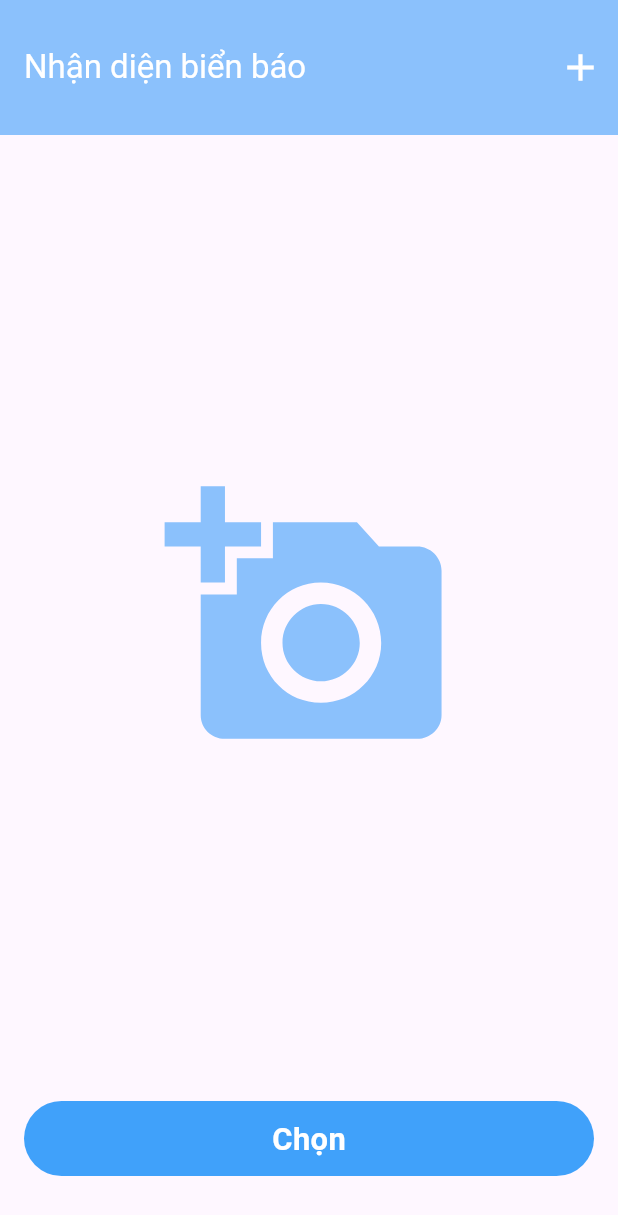
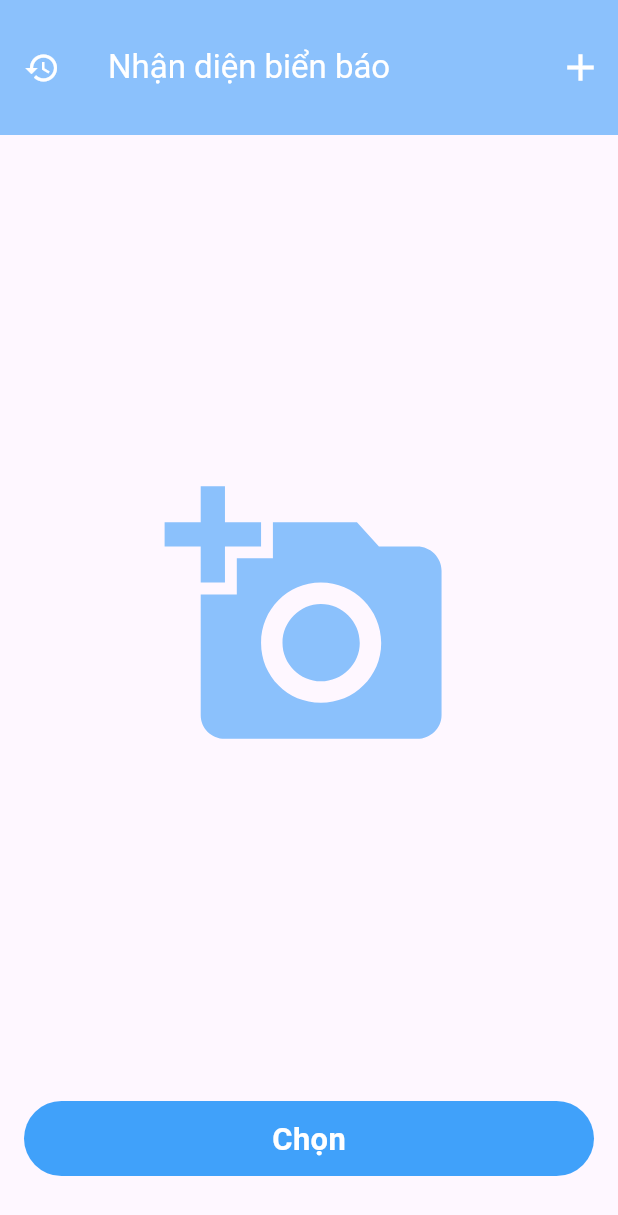
Before and after one commit to VanhnguyenX8/btl_ptttm, a Flutter app: the screen it shows after launch, after a tap on "Chọn", on a phone screen of 412 x 824 dp. Shown: the top 1215 px of the screen. Run offline on Flutter 3.47's test engine with Material 2 defaults, Android fonts, the phone set to English and light mode, and no system bars; our stand-ins replace cached_network_image, image_picker, sqflite; accounts and stored records are empty; statements that could not run were skipped.

Commit message:
add history

```diff
--- a/lib/app/bloc/bloc.dart
+++ /dev/null
@@ -1,42 +0,0 @@
-import 'dart:io';
-
-import 'package:flutter_bloc/flutter_bloc.dart';
-import 'package:image_picker/image_picker.dart';
-
-import 'event.dart';
-import 'state.dart';
-
-class TrafficBloc extends Bloc<TrafficEvent, TrafficState> {
-  File? _image;
-  final picker = ImagePicker();
-
-  TrafficBloc() : super(InitialState()) {
-    on<PickImageEvent>(_onPickImageEvent);
-    on<UploadImageEvent>(_onUploadImageEvent);
-    on<RemoveImageEvent>(_onRemoveImageEvent);
-  }
-
-  Future<void> _onPickImageEvent(PickImageEvent event, Emitter<TrafficState> emit) async {
-    final pickedFile = await picker.pickImage(source: event.source);
-    if (pickedFile != null) {
-      _image = File(pickedFile.path);
-      emit(ImagePickedState(_image!));
-    } else {
-      emit(ErrorState('No image selected.'));
-    }
-  }
-
-  Future<void> _onUploadImageEvent(UploadImageEvent event, Emitter<TrafficState> emit) async {
-    if (_image != null) {
-      emit(LoadingState());
-      // Logic to upload image
-      // ... (giữ nguyên phần logic upload ở đây)
-    } else {
-      emit(ErrorState('No image to upload.'));
-    }
-  }
-  void _onRemoveImageEvent(RemoveImageEvent event, Emitter<TrafficState> emit) {
-    _image = null;
-    emit(InitialState());
-  }
-}
--- a/lib/app/bloc/event.dart
+++ /dev/null
@@ -1,11 +0,0 @@
-import 'package:image_picker/image_picker.dart';
-
-abstract class TrafficEvent {}
-
-class PickImageEvent extends TrafficEvent {
-  final ImageSource source;
-  PickImageEvent(this.source);
-}
-
-class UploadImageEvent extends TrafficEvent {}
-class RemoveImageEvent extends TrafficEvent {}
--- a/lib/app/bloc/state.dart
+++ /dev/null
@@ -1,22 +0,0 @@
-import 'dart:io';
-
-abstract class TrafficState {}
-
-class InitialState extends TrafficState {}
-
-class ImagePickedState extends TrafficState {
-  final File image;
-  ImagePickedState(this.image);
-}
-
-class LoadingState extends TrafficState {}
-
-class ImageUploadedState extends TrafficState {
-  final String imageUrl;
-  ImageUploadedState(this.imageUrl);
-}
-
-class ErrorState extends TrafficState {
-  final String errorMessage;
-  ErrorState(this.errorMessage);
-}
--- /dev/null
+++ b/lib/app/controller/upload_image_controller.dart
@@ -0,0 +1,41 @@
+import 'dart:convert';
+import 'dart:io';
+import 'package:btl_ptttm/app/model/traffic.dart';
+import 'package:http/http.dart' as http;
+// ignore: depend_on_referenced_packages
+import 'package:http_parser/http_parser.dart';
+
+class UploadImageController {
+  Future<Traffic?> uploadImage(File? image) async {
+    if (image == null) return null;
+
+    var uri = Uri.parse('http://192.168.1.15:8080/upload');
+    var request = http.MultipartRequest('POST', uri)
+      ..files.add(
+        await http.MultipartFile.fromPath(
+          'image',
+          image.path,
+          contentType: MediaType('image', 'jpeg'),
+        ),
+      );
+
+    var response = await request.send();
+
+    if (response.statusCode == 200) {
+      var responseBody = await response.stream.bytesToString();
+      print('Response body: $responseBody');
+
+      try {
+        var jsonData = jsonDecode(responseBody);
+        print('Thông tin: ${jsonData['name']}');
+        return Traffic.fromJson(jsonData);
+      } catch (e) {
+        print('Lỗi parse JSON: $e');
+        return null;
+      }
+    } else {
+      print('Tải lỗi: ${response.statusCode}.');
+      return null;
+    }
+  }
+}
--- /dev/null
+++ b/lib/app/database/database.dart
@@ -0,0 +1,57 @@
+import 'dart:io';
+import 'package:btl_ptttm/app/model/traffic.dart';
+import 'package:sqflite/sqflite.dart';
+import 'package:flutter/services.dart';
+import 'package:path/path.dart';
+
+class SqfliteDatabase {
+  static final SqfliteDatabase _singleton = SqfliteDatabase._internal();
+  factory SqfliteDatabase() {
+    return _singleton;
+  }
+  SqfliteDatabase._internal();
+
+  late Database db;
+
+  Future initDb() async {
+    final dbPath = await getDatabasesPath();
+    final path = join(dbPath, "database.db");
+    final exist = await databaseExists(path);
+    if (!exist) {
+      try {
+        await Directory(dirname(path)).create(recursive: true);
+      } catch (_) {}
+      ByteData data = await rootBundle.load(join("assets", "database.db"));
+      List<int> bytes =
+          data.buffer.asInt8List(data.offsetInBytes, data.lengthInBytes);
+      await File(path).writeAsBytes(bytes, flush: true);
+    }
+    db = await openDatabase(path);
+  }
+
+  Future insertTrafficData(Traffic traffic) async {
+    String insertQuery = '''
+      INSERT INTO history (name, link, x, y, width, height)
+      VALUES (
+        '${traffic.name}',
+        '${traffic.link}',
+        '${traffic.x}',
+        '${traffic.y}',
+        '${traffic.width}',
+        '${traffic.height}'
+      );
+    ''';
+
+    await db.rawInsert(insertQuery);
+  }
+
+  Future<List<Traffic>> fetchAllData() async {
+    var squerry = 'SELECT  *  FROM history ';
+    final List<Map<String, dynamic>> queryResult = await db.rawQuery(squerry);
+    return queryResult.map((e) => Traffic.fromJson(e)).toList();
+  }
+
+  Future<void> deleteTrafficByLink(String link) async {
+    await db.delete('history', where: 'link = ?', whereArgs: [link]);
+  }
+}
--- /dev/null
+++ b/lib/app/model/traffic.dart
@@ -0,0 +1,39 @@
+class Traffic {
+  String name;
+  String link;
+  String x;
+  String y;
+  String width;
+  String height;
+
+  Traffic({
+    required this.name,
+    required this.link,
+    required this.x,
+    required this.y,
+    required this.width,
+    required this.height,
+  });
+
+  factory Traffic.fromJson(Map<String, dynamic> json) {
+    return Traffic(
+      name: json['name'] as String,
+      link: json['link'] as String,
+      x: json['x'] as String,
+      y: json['y'] as String,
+      width: json['width'] as String,
+      height: json['height'] as String,
+    );
+  }
+
+  Map<String, dynamic> toJson() {
+    return {
+      'name': name,
+      'link': link,
+      'x': x,
+      'y': y,
+      'width': width,
+      'height': height,
+    };
+  }
+}
--- a/lib/app/screen/Traffic.widget.dart
+++ /dev/null
@@ -1,200 +0,0 @@
-import 'dart:convert';
-import 'dart:io';
-import 'package:flutter/material.dart';
-import 'package:image_picker/image_picker.dart';
-import 'package:http/http.dart' as http;
-// ignore: depend_on_referenced_packages
-import 'package:http_parser/http_parser.dart';
-
-class TrafficWidget extends StatefulWidget {
-  const TrafficWidget({Key? key}) : super(key: key);
-
-  @override
-  _TrafficWidgetState createState() => _TrafficWidgetState();
-}
-
-class _TrafficWidgetState extends State<TrafficWidget> {
-  File? _image;
-  final picker = ImagePicker();
-  final GlobalKey<ScaffoldMessengerState> _scaffoldMessengerKey =
-      GlobalKey<ScaffoldMessengerState>();
-
-  Future getImage() async {
-    // lay image tu thiet bi, tra ve XFile bao boc anh
-    final pickedFile = await picker.pickImage(source: ImageSource.gallery);
-    setState(() {
-      if (pickedFile != null) {
-        _image = File(pickedFile.path); // Cập nhật _image
-      } else {
-        print('Chưa chọn ảnh nào.');
-      }
-    });
-  }
-
-  Future getImageInCamera() async {
-    //ImageSource = [gallery: thiet bi, camera: may anh]
-    final pickedFile = await picker.pickImage(source: ImageSource.camera);
-    setState(() {
-      if (pickedFile != null) {
-        _image = File(pickedFile.path); // Cập nhật _image
-      } else {
-        print('Chưa chọn ảnh nào.');
-      }
-    });
-  }
-
-  Future<String?> uploadImage() async {
-    if (_image == null) return null;
-
-    var uri = Uri.parse('http://localhost:8080/upload');
-    //MultipartRequest: chuyen data nhieu phan nhu img, tep tin
-    var request = http.MultipartRequest('POST', uri)
-      ..files.add(
-        // tạo đối tượng từ đường dẫn cụ thể
-        await http.MultipartFile.fromPath(
-          'image',
-          _image!.path,
-          contentType: MediaType('image', 'jpeg'),
-        ),
-      );
-    var response = await request.send();
-
-    if (response.statusCode == 200) {
-      var responseBody = await response.stream.bytesToString();
-      print('Response body: $responseBody');
-      var jsonData = jsonDecode(responseBody);
-      print('Thông tin: ${jsonData['name']}');
-      return jsonData['name']; // Trả về tên biển báo
-    } else {
-      print('Tải lỗi: ${response.statusCode}.');
-      return null;
-    }
-  }
-
-  @override
-  Widget build(BuildContext context) {
-    Size display = MediaQuery.of(context).size;
-    return ScaffoldMessenger(
-      // quan li snackBar
-      key: _scaffoldMessengerKey,
-      child: Scaffold(
-        appBar: AppBar(
-          toolbarHeight: 90,
-          backgroundColor: const Color(0xFF8BC1FC),
-          title: const Text(
-            "Nhận diện biển báo",
-            style: TextStyle(color: Colors.white),
-          ),
-          actions: [
-            Padding(
-              padding: const EdgeInsets.only(right: 10),
-              child: GestureDetector(
-                onTap: getImage,
-                child: const Icon(
-                  Icons.add,
-                  size: 30,
-                  color: Color(0xFFFFFFFF),
-                ),
-              ),
-            )
-          ],
-        ),
-        body: Padding(
-          padding: const EdgeInsets.fromLTRB(16, 0, 16, 40),
-          child: Column(
-            mainAxisAlignment: MainAxisAlignment.start,
-            crossAxisAlignment: CrossAxisAlignment.start,
-            children: [
-              Expanded(
-                child: _image == null
-                    ? GestureDetector(
-                        onTap: getImageInCamera,
-                        child: Center(
-                          child: Icon(
-                            Icons.add_a_photo,
-                            size: display.width / 428 * 200,
-                            color: const Color(0xFF8BC1FC),
-                          ),
-                        ))
-                    : Stack(
-                        children: [
-                          Align(
-                            alignment: Alignment.center,
-                            child: Image.file(_image!),
-                          ),
-                          Positioned(
-                            right: 0,
-                            top: 0,
-                            child: IconButton(
-                              icon: const Icon(Icons.close, color: Colors.red),
-                              onPressed: () {
-                                setState(() {
-                                  _image = null;
-                                });
-                              },
-                            ),
-                          ),
-                        ],
-                      ),
-              ),
-              GestureDetector(
-                onTap: () async {
-                  String? trafficSignName = await uploadImage();
-                  if (trafficSignName != null) {
-                    // ignore: use_build_context_synchronously
-                    await showDialog(
-                      context: context,
-                      builder: (BuildContext context) {
-                        return AlertDialog(
-                          title: Text(
-                            'Tên biển báo',
-                            style: TextStyle(
-                                color: const Color(0xFF060A2C),
-                                fontWeight: FontWeight.bold,
-                                fontSize: display.width * 0.043),
-                          ),
-                          content: Text(
-                              trafficSignName), // Sử dụng biến trafficSignName ở đây
-                          actions: [
-                            TextButton(
-                              child: Text(
-                                'Cancel',
-                                style: TextStyle(
-                                    color: Colors.black,
-                                    fontWeight: FontWeight.bold,
-                                    fontSize: display.width * 0.043),
-                              ),
-                              onPressed: () {
-                                Navigator.of(context).pop();
-                              },
-                            ),
-                          ],
-                        );
-                      },
-                    );
-                  }
-                },
-                child: Container(
-                    width: double.infinity,
-                    height: 50,
-                    decoration: BoxDecoration(
-                      borderRadius: BorderRadius.circular(100),
-                      color: const Color(0xFF40A1FA),
-                    ),
-                    child: Center(
-                      child: Text(
-                        'Chọn',
-                        style: TextStyle(
-                            color: Colors.white,
-                            fontWeight: FontWeight.bold,
-                            fontSize: display.width * 0.050),
-                      ),
-                    )),
-              ),
-            ],
-          ),
-        ),
-      ),
-    );
-  }
-}
--- a/lib/main.dart
+++ b/lib/main.dart
@@ -1,9 +1,13 @@
-import 'package:btl_ptttm/app/bloc/bloc.dart';
-import 'package:btl_ptttm/app/screen/Traffic.widget.dart';
+import 'package:btl_ptttm/app/database/database.dart';
+import 'package:btl_ptttm/app/screen/traffic_widget.dart';
 import 'package:flutter/material.dart';
 import 'package:provider/provider.dart';
 
-void main() {
+void main() async {
+  WidgetsFlutterBinding.ensureInitialized();
+
+  final sqfliteDatabase = SqfliteDatabase();
+  await sqfliteDatabase.initDb();
   runApp(const MyApp());
 }
 
@@ -13,16 +17,13 @@ class MyApp extends StatelessWidget {
   // This widget is the root of your application.
   @override
   Widget build(BuildContext context) {
-    return Provider<TrafficBloc>(
-      create: (context) => TrafficBloc(),
-      child: MaterialApp(
-        debugShowCheckedModeBanner: false,
-        title: 'Nhan dien bien bao giao thong',
-        theme: ThemeData(
-          useMaterial3: true,
-        ),
-        home: const TrafficWidget(),
+    return MaterialApp(
+      debugShowCheckedModeBanner: false,
+      title: 'Nhan dien bien bao giao thong',
+      theme: ThemeData(
+        useMaterial3: true,
       ),
+      home: const TrafficWidget(),
     );
   }
 }
--- a/pubspec.yaml
+++ b/pubspec.yaml
@@ -49,6 +49,8 @@ dependencies:
   file_picker: ^5.5.0
   http: ^0.13.3
   flutter_bloc: ^8.1.3
+  sqflite: ^2.3.0
+  cached_network_image: ^3.3.0
 
 dev_dependencies:
   flutter_test:
@@ -73,8 +75,8 @@ flutter:
   uses-material-design: true
 
   # To add assets to your application, add an assets section, like this:
-  # assets:
-  #   - images/a_dot_burr.jpeg
+  assets:
+    - assets/database.db
   #   - images/a_dot_ham.jpeg
 
   # An image asset can refer to one or more resolution-specific "variants", see
```
Also changed, not shown: lib/app/screen/traffic_list_screen.dart (added, +85 -0 lines), lib/app/screen/traffic_widget.dart (renamed from lib/app/screen/backup.dart, +36 -40 lines), pubspec.lock, 2 other files.
